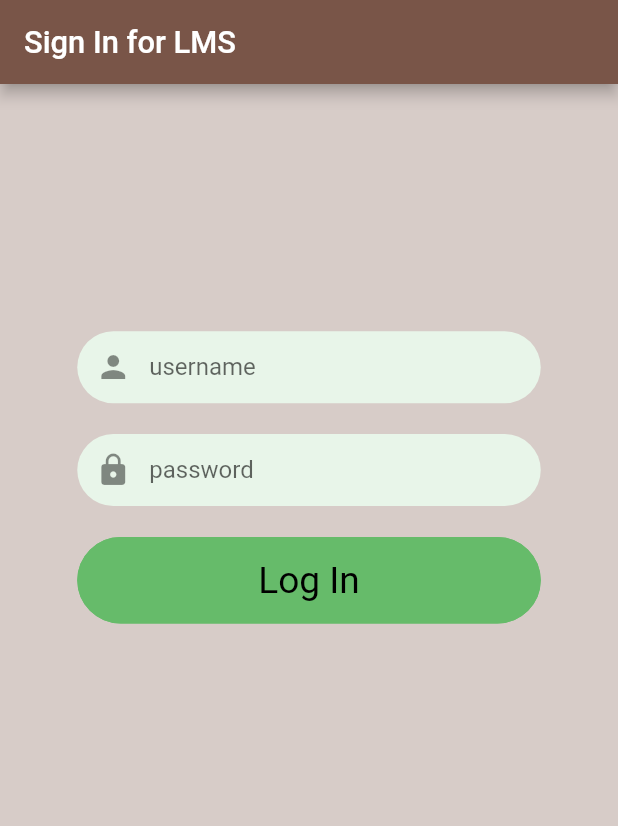
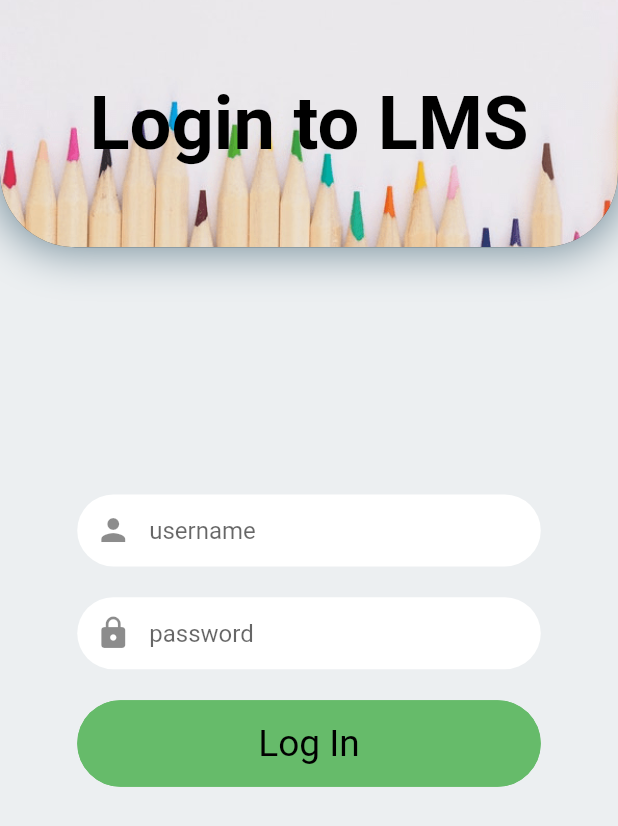
Before and after one commit to ShanManage/FlutterLMS, a Flutter app: the screen it shows after launch, on a phone screen of 412 x 824 dp. Shown: the top 826 px of the screen. Run offline on Flutter 3.47's test engine with Material 2 defaults, Android fonts, the phone set to English and light mode, and no system bars; our stand-ins replace chewie, cloud_firestore, file_picker, firebase_auth, firebase_core, firebase_storage and 1 more; missing offline and left inert: chewie_audio, flutter_cached_pdfview; accounts and stored records are empty.

Commit message:
edit: style sign in page

```diff
--- a/lib/screens/CustomWidgets/CustomAppbar.dart
+++ b/lib/screens/CustomWidgets/CustomAppbar.dart
@@ -59,7 +59,8 @@ class CustomAppbar extends StatelessWidget {
               weight: FontWeight.w600,
               color: Colors.black,
             ),
-            IconButton(
+            (callbackTail != null)
+            ? IconButton(
               color: Colors.black,
               icon: Icon(
                 Icons.more_vert,
@@ -68,7 +69,9 @@ class CustomAppbar extends StatelessWidget {
               onPressed: () {
                 callbackTail();
               },
-            )
+            ): Container(
+                    width: blockWidth * 7,
+                  ),
           ],
         ),
       ),
--- a/lib/screens/CustomWidgets/CustomFormField.dart
+++ b/lib/screens/CustomWidgets/CustomFormField.dart
@@ -45,7 +45,7 @@ class CustomFormField extends StatelessWidget {
           prefixIcon: Icon(prefixIcon),
           hintText: hintText,
           filled: true,
-          fillColor: (fillColor == null) ? Colors.green[50] : fillColor,
+          fillColor: (fillColor == null) ? Colors.white : fillColor,
           border: InputBorder.none,
         ),
       ),
--- a/lib/screens/authenticate/sign_in.dart
+++ b/lib/screens/authenticate/sign_in.dart
@@ -1,3 +1,4 @@
+import 'package:LoginSample/screens/CustomWidgets/CustomAppbar.dart';
 import 'package:LoginSample/screens/CustomWidgets/CustomButton.dart';
 import 'package:LoginSample/screens/CustomWidgets/CustomFormField.dart';
 import 'package:LoginSample/screens/CustomWidgets/CustomText.dart';
@@ -32,15 +33,18 @@ class _SignInState extends State<SignIn> {
   Widget build(BuildContext context) {
     return SafeArea(
       child: Scaffold(
-        backgroundColor: Colors.brown[100],
-        appBar: AppBar(
-          backgroundColor: Colors.brown,
-          title: CustomText(text: "Sign In for LMS"),
+        backgroundColor: Colors.blueGrey[50],
+        body: Container(
+          color: Colors.blueGrey[50],
+            child: Column(
+              children: [
+                CustomAppbar(
+                title: "Login to LMS",
+                callbackTail: null,
+                callbackHead: null,
               ),
-        body: SingleChildScrollView(
-          child: Container(
-              padding: EdgeInsets.symmetric(
-                  vertical: blockHeight * 20, horizontal: blockWidth * 12.5),
+                Container(
+                  padding: EdgeInsets.symmetric(vertical: blockHeight * 20, horizontal: blockWidth * 12.5),
                   child: Form(
                     key: _formKey,
                     child: Column(
@@ -73,8 +77,10 @@ class _SignInState extends State<SignIn> {
                         // )
                       ],
                     ),
+                  ),
+                ),
+              ],
             )),
-        ),
       ),
     );
   }
```
Lines whose indentation alone changed are shown as unchanged.
